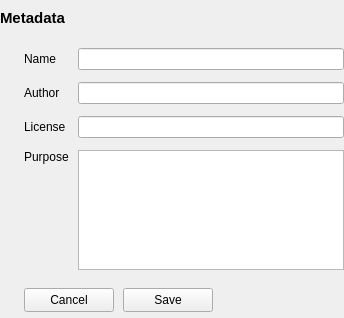
herlegon/hconvert, file ui/designer/ui_metadata_widget.ui: the form before one commit.
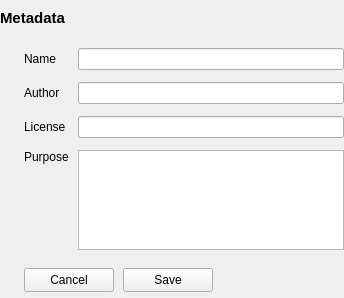
The form after the commit. Icons and pictures are not drawn.

Commit message: nearly ok, but still out combobox not expanding

Patch:
```diff
--- a/ui/designer/ui_metadata_widget.ui
+++ b/ui/designer/ui_metadata_widget.ui
@@ -7,15 +7,9 @@
     <x>0</x>
     <y>0</y>
     <width>344</width>
-    <height>318</height>
+    <height>298</height>
    </rect>
   </property>
-  <property name="sizePolicy">
-   <sizepolicy hsizetype="Preferred" vsizetype="Preferred">
-    <horstretch>0</horstretch>
-    <verstretch>0</verstretch>
-   </sizepolicy>
-  </property>
   <property name="windowTitle">
    <string>Form</string>
   </property>
@@ -37,8 +31,14 @@
    </property>
    <item>
     <layout class="QHBoxLayout" name="horizontalLayout_2">
-     <item>
+     <item alignment="Qt::AlignmentFlag::AlignLeft">
       <widget class="QLabel" name="h_title1_metadata">
+       <property name="sizePolicy">
+        <sizepolicy hsizetype="Maximum" vsizetype="Fixed">
+         <horstretch>0</horstretch>
+         <verstretch>0</verstretch>
+        </sizepolicy>
+       </property>
        <property name="font">
         <font>
          <pointsize>11</pointsize>
@@ -129,6 +129,12 @@
      </item>
      <item row="1" column="0">
       <widget class="QLabel" name="label_author">
+       <property name="sizePolicy">
+        <sizepolicy hsizetype="Fixed" vsizetype="Preferred">
+         <horstretch>0</horstretch>
+         <verstretch>0</verstretch>
+        </sizepolicy>
+       </property>
        <property name="text">
         <string>Author</string>
        </property>
@@ -145,13 +151,13 @@
        <property name="minimumSize">
         <size>
          <width>0</width>
-         <height>60</height>
+         <height>100</height>
         </size>
        </property>
        <property name="maximumSize">
         <size>
          <width>16777215</width>
-         <height>120</height>
+         <height>100</height>
         </size>
        </property>
        <property name="horizontalScrollBarPolicy">
@@ -174,6 +180,12 @@
      </item>
      <item row="2" column="0">
       <widget class="QLabel" name="label_license">
+       <property name="sizePolicy">
+        <sizepolicy hsizetype="Fixed" vsizetype="Preferred">
+         <horstretch>0</horstretch>
+         <verstretch>0</verstretch>
+        </sizepolicy>
+       </property>
        <property name="text">
         <string>License</string>
        </property>
@@ -201,6 +213,12 @@
      </item>
      <item row="0" column="0">
       <widget class="QLabel" name="label_name">
+       <property name="sizePolicy">
+        <sizepolicy hsizetype="Fixed" vsizetype="Preferred">
+         <horstretch>0</horstretch>
+         <verstretch>0</verstretch>
+        </sizepolicy>
+       </property>
        <property name="text">
         <string>Name</string>
        </property>
```
Left out of the diff: 6 changed lines with no effect on the pictures. The commit also changes 7 other files.
